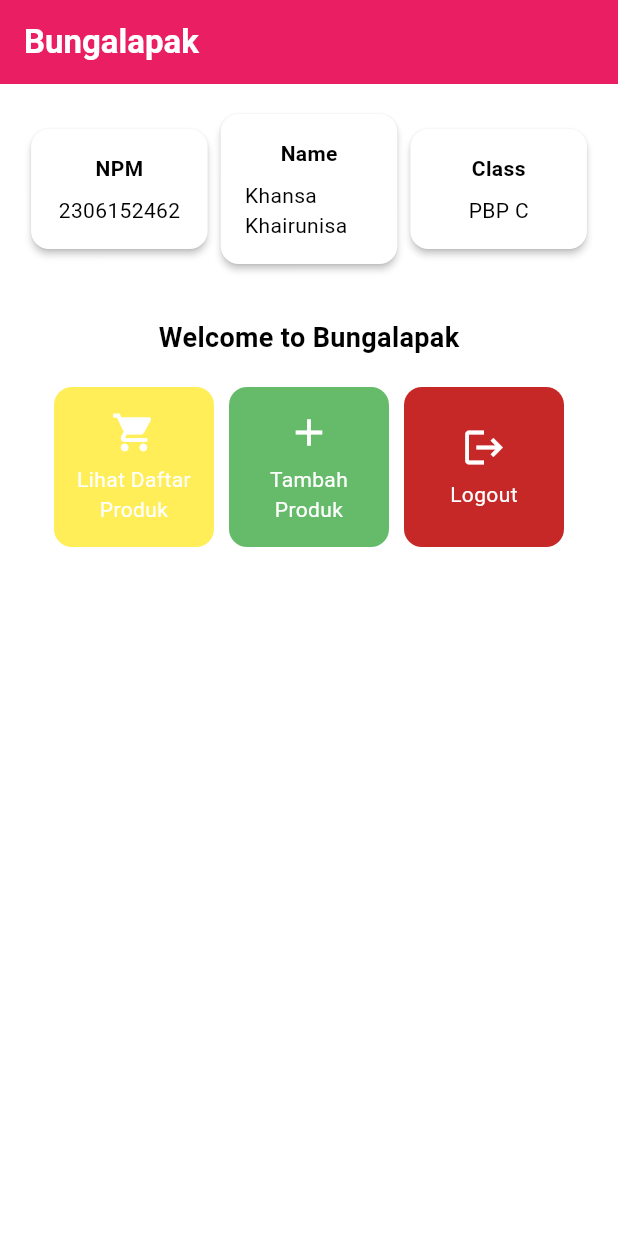
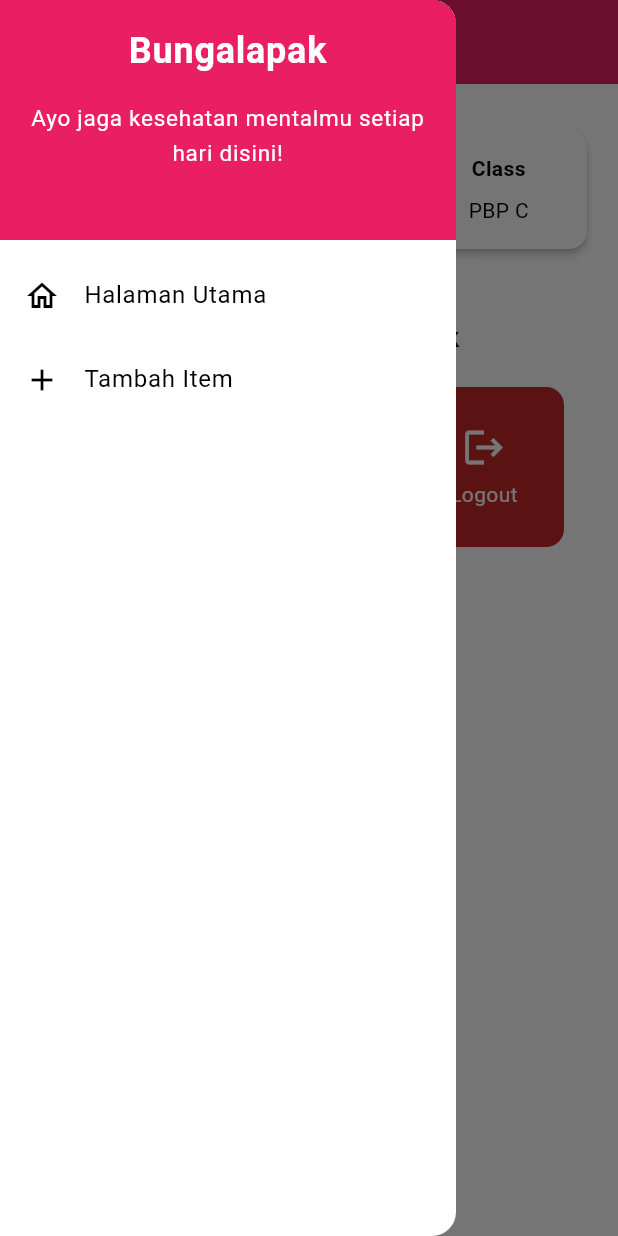
Before and after one commit to khansakhai/bungalapak-mobile, a Flutter app: the screen it shows after launch, with the side drawer open (before the commit the screen has no drawer), on a phone screen of 412 x 824 dp. Run offline on Flutter 3.47's test engine with Material 3 defaults, Android fonts, the phone set to English and light mode, and no system bars.

Commit message:
feat: tugas 8 finished

```diff
--- a/lib/main.dart
+++ b/lib/main.dart
@@ -1,5 +1,5 @@
 import 'package:flutter/material.dart';
-import 'package:bungalapak_mobile/menu.dart';
+import 'package:bungalapak_mobile/screens/menu.dart';
 
 void main() {
   runApp(const MyApp());
--- a/lib/menu.dart
+++ b/lib/screens/menu.dart
@@ -1,4 +1,7 @@
 import 'package:flutter/material.dart';
+import 'package:bungalapak_mobile/widgets/left_drawer.dart';
+import 'package:bungalapak_mobile/screens/item_form.dart';
+import 'package:bungalapak_mobile/widgets/item_card.dart';
 
 class MyHomePage extends StatelessWidget {
   MyHomePage({super.key});
@@ -24,7 +27,11 @@
             ),
           ),
           backgroundColor: Theme.of(context).colorScheme.primary,
+          // Mengganti warna icon drawer menjadi putih
+          iconTheme: const IconThemeData(color: Colors.white),
         ),
+        // Masukkan drawer sebagai parameter nilai drawer dari widget Scaffold
+        drawer: const LeftDrawer(),
         body: Padding(
           padding: const EdgeInsets.all(16.0),
           child: Column(
@@ -105,57 +112,3 @@
     );
   }
 }
-
-class ItemHomepage {
-    final String name;
-    final IconData icon;
-    final Color color;
-
-    ItemHomepage(this.name, this.icon, this.color);
-}
-
-class ItemCard extends StatelessWidget {
-  final ItemHomepage item;
-
-  const ItemCard(this.item, {super.key});
-
-  @override
-  Widget build(BuildContext context) {
-    return Material(
-      // color: Theme.of(context).colorScheme.secondary,
-      color: item.color,
-      borderRadius: BorderRadius.circular(12),
-
-      child: InkWell(
-        onTap: () {
-          ScaffoldMessenger.of(context)
-            ..hideCurrentSnackBar()
-            ..showSnackBar(
-              SnackBar(content: Text("Kamu telah menekan tombol ${item.name}!"))
-            );
-        },
-        child: Container(
-          padding: const EdgeInsets.all(8),
-          child: Center(
-            child: Column(
-              mainAxisAlignment: MainAxisAlignment.center,
-              children: [
-                Icon(
-                  item.icon,
-                  color: Colors.white,
-                  size: 30.0,
-                ),
-                const Padding(padding: EdgeInsets.all(3)),
-                Text(
-                  item.name,
-                  textAlign: TextAlign.center,
-                  style: const TextStyle(color: Colors.white),
-                ),
-              ],
-            ),
-          ),
-        ),
-      ),
-    );
-  }
-}
--- /dev/null
+++ b/lib/widgets/item_card.dart
@@ -0,0 +1,63 @@
+import 'package:flutter/material.dart';
+import 'package:bungalapak_mobile/screens/item_form.dart';
+
+class ItemHomepage {
+    final String name;
+    final IconData icon;
+    final Color color;
+
+    ItemHomepage(this.name, this.icon, this.color);
+}
+
+class ItemCard extends StatelessWidget {
+  final ItemHomepage item;
+
+  const ItemCard(this.item, {super.key});
+
+  @override
+  Widget build(BuildContext context) {
+    return Material(
+      // color: Theme.of(context).colorScheme.secondary,
+      color: item.color,
+      borderRadius: BorderRadius.circular(12),
+
+      child: InkWell(
+        onTap: () {
+          ScaffoldMessenger.of(context)
+            ..hideCurrentSnackBar()
+            ..showSnackBar(
+              SnackBar(content: Text("Kamu telah menekan tombol ${item.name}!"))
+            );
+          // Navigate ke route yang sesuai (tergantung jenis tombol)
+          if (item.name == "Tambah Produk") {
+            Navigator.push(
+              context,
+              MaterialPageRoute(builder: (context) => const ItemFormPage()),
+            );
+          }
+        },
+        child: Container(
+          padding: const EdgeInsets.all(8),
+          child: Center(
+            child: Column(
+              mainAxisAlignment: MainAxisAlignment.center,
+              children: [
+                Icon(
+                  item.icon,
+                  color: Colors.white,
+                  size: 30.0,
+                ),
+                const Padding(padding: EdgeInsets.all(3)),
+                Text(
+                  item.name,
+                  textAlign: TextAlign.center,
+                  style: const TextStyle(color: Colors.white),
+                ),
+              ],
+            ),
+          ),
+        ),
+      ),
+    );
+  }
+}
--- /dev/null
+++ b/lib/widgets/left_drawer.dart
@@ -0,0 +1,67 @@
+import 'package:flutter/material.dart';
+import 'package:bungalapak_mobile/screens/menu.dart';
+import 'package:bungalapak_mobile/screens/item_form.dart';
+
+class LeftDrawer extends StatelessWidget {
+  const LeftDrawer({super.key});
+
+  @override
+  Widget build(BuildContext context) {
+    return Drawer(
+      child: ListView(
+        children: [
+          DrawerHeader(
+            decoration: BoxDecoration(
+              color: Theme.of(context).colorScheme.primary,
+            ),
+            child: const Column(
+              children: [
+                Text(
+                  'Bungalapak',
+                  textAlign: TextAlign.center,
+                  style: TextStyle(
+                    fontSize: 24,
+                    fontWeight: FontWeight.bold,
+                    color: Colors.white,
+                  ),
+                ),
+                Padding(padding: EdgeInsets.all(8)),
+                Text(
+                  "Ayo jaga kesehatan mentalmu setiap hari disini!",
+                  textAlign: TextAlign.center,
+                  style: TextStyle(
+                    fontSize: 15,
+                    color: Colors.white,
+                  ),
+                ),
+              ],
+            ),
+          ),
+          ListTile(
+            leading: const Icon(Icons.home_outlined),
+            title: const Text('Halaman Utama'),
+            // Bagian redirection ke MyHomePage
+            onTap: () {
+              Navigator.pushReplacement(
+                  context,
+                  MaterialPageRoute(
+                    builder: (context) => MyHomePage(),
+                  ));
+            },
+          ),
+          ListTile(
+            leading: const Icon(Icons.add),
+            title: const Text('Tambah Item'),
+            // Bagian redirection ke ItemFormPage
+            onTap: () {
+              Navigator.pushReplacement(
+                context,
+                MaterialPageRoute(builder: (context) => const ItemFormPage()),
+              );
+            },
+          ),
+        ],
+      ),
+    );
+  }
+}
```
Also changed, not shown: lib/screens/item_form.dart (added, +164 -0 lines), 1 other file.
